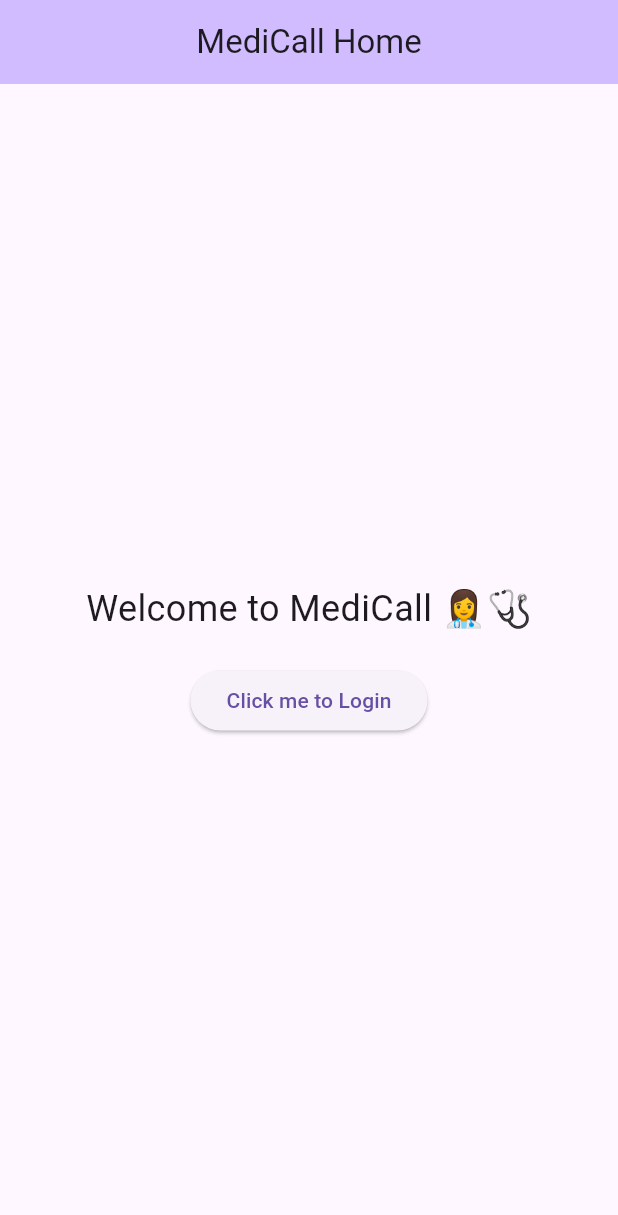
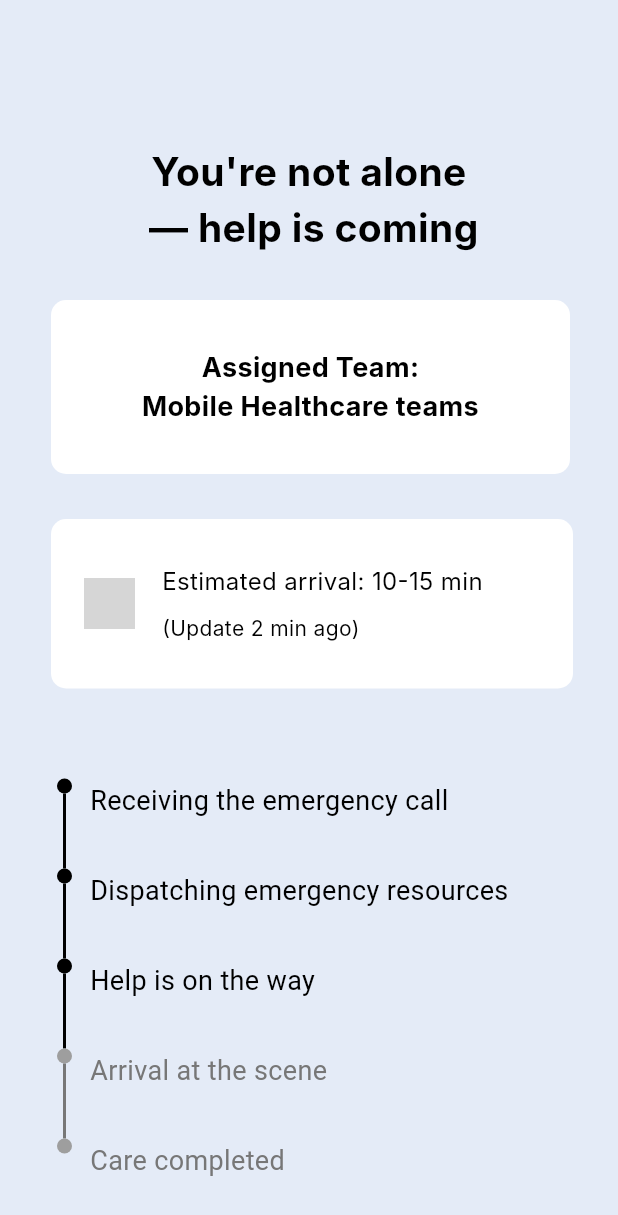
Before and after one commit to JonatanLindh/MediCall, a Flutter app: the screen it shows after launch, on a phone screen of 412 x 824 dp. Shown: the top 1215 px of the screen. Run offline on Flutter 3.47's test engine with Material 3 defaults, Android fonts, the phone set to English and light mode, and no system bars; our stand-ins replace bloc, flutter_bloc, get, go_router; Roboto replaces fonts that are missing (Inter); grey boxes are pictures that could not be loaded.

Commit message:
feat: emergency timeline UI; set timeline as initial page temporarily for testing

```diff
--- /dev/null
+++ b/app/lib/app/app_export.dart
@@ -0,0 +1,4 @@
+export 'package:medicall/theme/app_decoration.dart';
+export 'package:medicall/theme/theme_helper.dart';
+
+export 'package:medicall/utils/image_constant.dart';
--- /dev/null
+++ b/app/lib/screens/emergency_status/timeline_screen.dart
@@ -0,0 +1,172 @@
+import 'package:flutter/material.dart';
+import 'package:flutter_bloc/flutter_bloc.dart';
+import 'package:medicall/app/app_export.dart';
+import 'package:get/get.dart';
+
+class timelineScreen extends StatelessWidget {
+  final List<TimelineStep> steps = const [
+    TimelineStep("Receiving the emergency call", true),
+    TimelineStep("Dispatching emergency resources", true),
+    TimelineStep("Help is on the way", true),
+    TimelineStep("Arrival at the scene", false),
+    TimelineStep("Care completed", false),
+  ];
+
+  const timelineScreen({super.key});
+
+  @override
+  Widget build(BuildContext context) {
+    return Scaffold(
+        backgroundColor: appTheme.indigo50,
+        body: Container(
+            width: double.maxFinite,
+            padding: EdgeInsets.only(left: 30, top: 56, right: 30),
+            child: Column(
+              children: [
+                SizedBox(height: 40),
+                Text(
+                  "You're not alone \n — help is coming",
+                  maxLines: 2,
+                  overflow: TextOverflow.ellipsis,
+                  textAlign: TextAlign.center,
+                  style: theme.textTheme.headlineMedium,
+                ),
+                SizedBox(height: 30),
+                _buildColumnassignedt(context),
+                SizedBox(height: 30),
+                _buildRowclockone(context),
+                SizedBox(height: 60),
+                Padding(
+                    padding: const EdgeInsets.symmetric(horizontal: 8.0),
+                    child:_buildTimeline(context),
+                ),
+                Container(
+                  margin: EdgeInsets.only(left: 4, right: 14),
+                  height: 24,
+                  width: double.maxFinite,
+                )
+              ],
+            ),
+        ),
+    );
+  }
+
+
+  /// Section Widget
+  Widget _buildColumnassignedt(BuildContext context) {
+    return Container(
+      width: double.maxFinite,
+      margin: EdgeInsets.only(left: 4, right: 2),
+      padding: EdgeInsets.symmetric(vertical: 32),
+      decoration: AppDecoration.fillGray.copyWith(
+        borderRadius: BorderRadiusStyle.roundedBorder10,
+      ),
+      child: Column(
+        mainAxisSize: MainAxisSize.min,
+        children: [
+          Text(
+            "Assigned Team: \nMobile Healthcare teams",
+            maxLines: 2,
+            overflow: TextOverflow.ellipsis,
+            textAlign: TextAlign.center,
+            style: theme.textTheme.titleMedium,
+          ),
+        ],
+      ),
+    );
+  }
+
+  /// Section Widget
+Widget _buildRowclockone(BuildContext context){
+    return Container(
+      margin: EdgeInsets.only(left: 4),
+      padding: EdgeInsets.symmetric(horizontal: 22, vertical: 30),
+      decoration: AppDecoration.fillGray.copyWith(
+        borderRadius: BorderRadiusStyle.roundedBorder10,
+      ),
+      width: double.maxFinite,
+      child: Row(
+        children: [
+          Image.asset(
+            ImageConstant.imgClock,
+            height: 34,
+            width: 34,
+            fit: BoxFit.contain,
+          ),
+          SizedBox(width:18),
+          Expanded(
+              child: Column(
+                crossAxisAlignment: CrossAxisAlignment.start,
+                children: [
+                  Text(
+                    "Estimated arrival: 10-15 min",
+                    style: theme.textTheme.bodyMedium,
+                  ),
+                  SizedBox(height: 10,),
+                  Text(
+                    "(Update 2 min ago)",
+                    style: theme.textTheme.bodySmall,
+                  ),
+                ],
+              ),
+          ),
+        ],
+      ),
+    );
+}
+
+
+///Timeline section
+  Widget _buildTimeline(BuildContext context) {
+    return Column(
+      children: List.generate(steps.length, (index) {
+        final step = steps[index];
+        final isLast = index == steps.length - 1;
+        return Row(
+          crossAxisAlignment: CrossAxisAlignment.start,
+          children: [
+            // Dot + Line
+            Column(
+              children: [
+                Container(
+                  width: 10,
+                  height: 10,
+                  decoration: BoxDecoration(
+                    color: step.isActive ? Colors.black : Colors.grey,
+                    shape: BoxShape.circle,
+                  ),
+                ),
+                if (!isLast)
+                  Container(
+                    width: 2,
+                    height: 50,
+                    color: step.isActive? Colors.black: appTheme.gray600,
+                  ),
+              ],
+            ),
+            const SizedBox(width: 12),
+            // Text
+            Expanded(
+              child: Padding(
+                padding: const EdgeInsets.only(top: 2.0),
+                child: Text(
+                  step.title,
+                  style: TextStyle(
+                    color: step.isActive ? Colors.black : appTheme.gray600,
+                    fontSize: 18,
+                  ),
+                ),
+              ),
+            ),
+          ],
+        );
+      }),
+    );
+  }
+}
+
+class TimelineStep {
+  final String title;
+  final bool isActive;
+  const TimelineStep(this.title, this.isActive);
+}
--- /dev/null
+++ b/app/lib/theme/app_decoration.dart
@@ -0,0 +1,16 @@
+import 'package:flutter/cupertino.dart';
+import 'package:flutter/material.dart';
+import 'package:medicall/app/app_export.dart';
+
+
+class AppDecoration {
+  // Fill decorations
+  static BoxDecoration get fillGray => BoxDecoration(color: Colors.white);
+  static BoxDecoration get fillIndigo =>
+      BoxDecoration(color: appTheme.indigo50);
+}
+
+class BorderRadiusStyle{
+  //Rounded borders
+  static BorderRadius get roundedBorder10 => BorderRadius.circular(10);
+}
--- /dev/null
+++ b/app/lib/utils/image_constant.dart
@@ -0,0 +1,7 @@
+class ImageConstant {
+  //Image folder path
+  static String imagePath = 'assets/images';
+
+  //Common images
+  static String imgClock = '$imagePath/fi-rs-time-fast.png';
+}
--- a/app/pubspec.yaml
+++ b/app/pubspec.yaml
@@ -18,6 +18,8 @@ dependencies:
   http: ^1.3.0
   intl: ^0.19.0
   meta: ^1.15.0
+  shared_preferences: ^2.2.2
+  get: ^4.6.6
 
 dev_dependencies:
   bloc_test: ^10.0.0
@@ -32,3 +34,5 @@ dev_dependencies:
 flutter:
   uses-material-design: true
   generate: true
+  assets:
+    - assets/images/
```
Also changed, not shown: app/lib/app/routes.dart (+12 -1 lines), app/lib/theme/theme_helper.dart (added, +98 -0 lines), app/lib/app/routes.g.dart, app/lib/l10n/generated/app_localizations_en.g.dart, app/lib/l10n/generated/app_localizations_es.g.dart, app/pubspec.lock.
